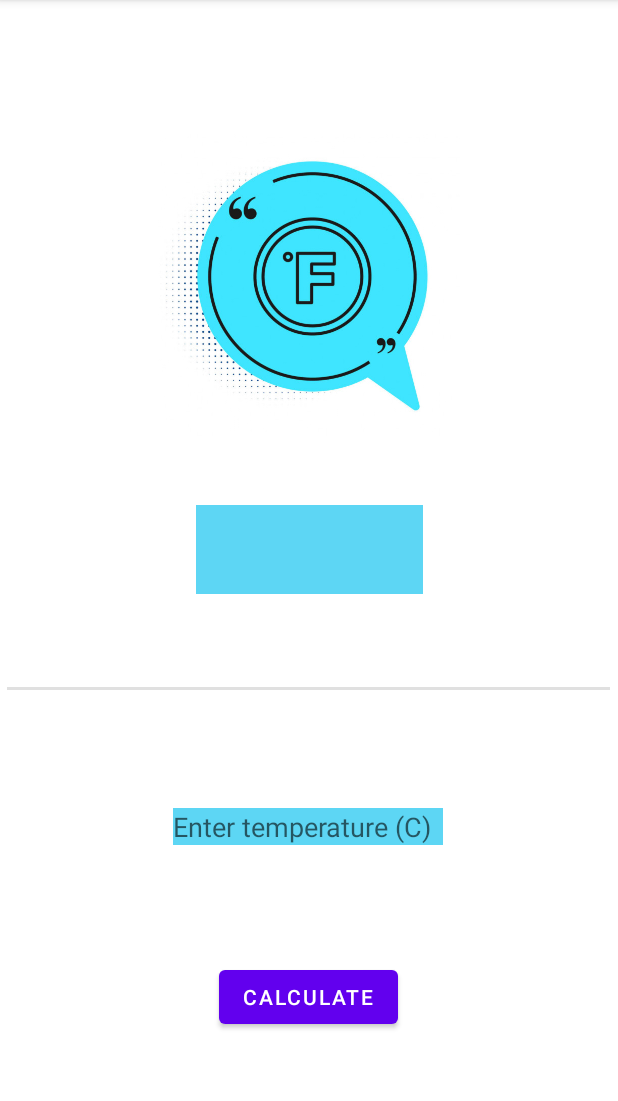
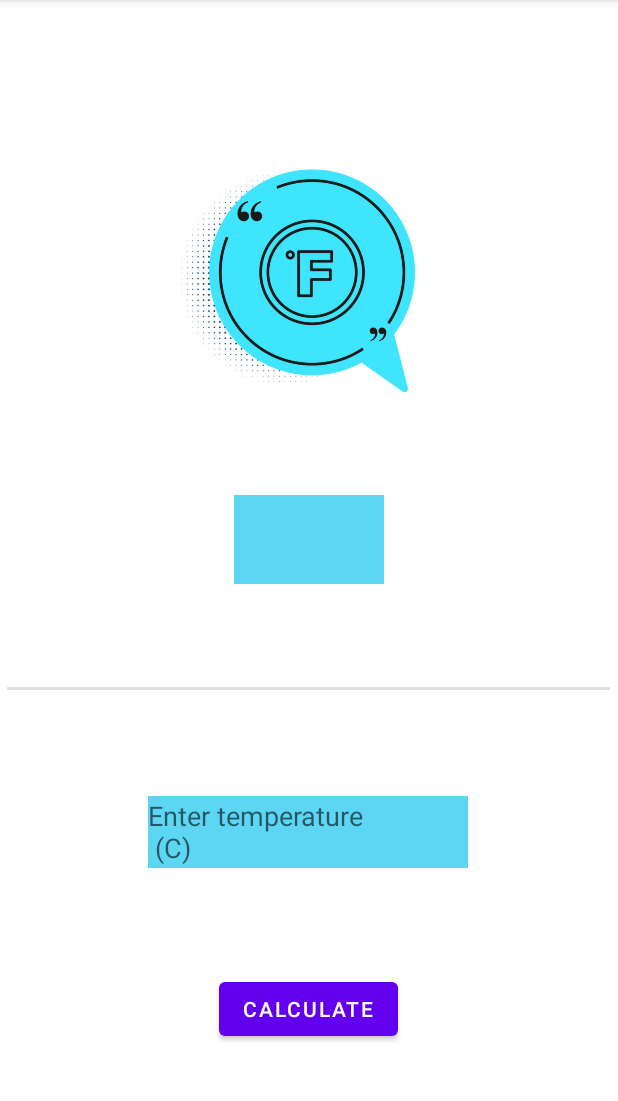
Before and after one commit to cainlouis/Temperature_Converter, an Android app: the screen it shows after launch (MainActivity), on a phone screen of 412 x 824 dp, the part 84-1185 px from its top. Run offline under Robolectric (Android 15) with nearby library versions, the phone set to English and light mode, and no system bars.

Commit message:
add layout and modify code

```diff
--- a/app/src/main/java/com/example/temperatureconverter/MainActivity.kt
+++ b/app/src/main/java/com/example/temperatureconverter/MainActivity.kt
@@ -22,11 +22,13 @@ class MainActivity : AppCompatActivity() {
         result = findViewById(R.id.ResultTextView)
 
         button.setOnClickListener {
+            try{
                 var input = userInput.text.toString().toDouble()
                 val minTemp = -50
                 val maxTemp = 50
                 if ((input > maxTemp) || (input < minTemp)) {
-                displayToast()
+
+                    displayToast(R.string.error_message)
                 }
                 else {
                     var fahrenheit = calculateTemperature(input)
@@ -34,6 +36,13 @@ class MainActivity : AppCompatActivity() {
                     result.text = roundFahrenheit
                     displayImage(input)
                 }
+            }
+            catch (e : NumberFormatException){
+
+                displayToast(R.string.error_dot)
+            }
+
+
         }
 
     }
@@ -44,8 +53,8 @@ class MainActivity : AppCompatActivity() {
     }
 
     //Display the toast message
-    private fun displayToast() {
-        val errorMessage = Toast.makeText(this, R.string.error_message, Toast.LENGTH_SHORT)
+    private fun displayToast(msg : Int) {
+        val errorMessage = Toast.makeText(this, msg, Toast.LENGTH_SHORT)
         errorMessage.show()
     }
 
--- /dev/null
+++ b/app/src/main/res/layout-sw600dp/activity_main.xml
@@ -0,0 +1,60 @@
+<?xml version="1.0" encoding="utf-8"?>
+<androidx.constraintlayout.widget.ConstraintLayout xmlns:android="http://schemas.android.com/apk/res/android"
+    xmlns:app="http://schemas.android.com/apk/res-auto"
+    xmlns:tools="http://schemas.android.com/tools"
+    android:layout_width="match_parent"
+    android:layout_height="match_parent"
+    tools:context=".MainActivity">
+
+    <EditText
+        android:id="@+id/InputTextNumber"
+        style="@style/widthSize.EditText"
+        android:layout_marginBottom="100dp"
+        android:layout_width="200dp"
+        android:layout_height="100dp"
+        android:textSize="25dp"
+        android:ems="10"
+        android:hint="@string/hint_editText"
+        android:inputType="number"
+        android:minHeight="48dp"
+        app:layout_constraintBottom_toBottomOf="parent"
+        app:layout_constraintEnd_toStartOf="@+id/CalculateButton"
+        app:layout_constraintHorizontal_bias="0.5"
+        app:layout_constraintStart_toStartOf="parent" />
+
+    <Button
+        android:id="@+id/CalculateButton"
+        android:layout_width="200dp"
+        android:layout_height="100dp"
+        android:layout_marginBottom="100dp"
+        android:text="@string/calculate_btn"
+        app:layout_constraintBottom_toBottomOf="parent"
+        app:layout_constraintEnd_toEndOf="parent"
+        app:layout_constraintHorizontal_bias="0.5"
+        app:layout_constraintStart_toEndOf="@+id/InputTextNumber" />
+
+    <TextView
+        android:id="@+id/ResultTextView"
+        style="@style/widthSize.TextView1"
+        android:layout_width="200dp"
+        android:layout_height="100dp"
+        android:textSize="25dp"
+        app:layout_constraintBottom_toTopOf="@+id/InputTextNumber"
+        app:layout_constraintEnd_toStartOf="@+id/imageView"
+        app:layout_constraintHorizontal_bias="0.5"
+        app:layout_constraintStart_toStartOf="parent"
+        app:layout_constraintTop_toTopOf="parent" />
+
+    <ImageView
+        android:id="@+id/imageView"
+        android:layout_width="205dp"
+        android:layout_height="201dp"
+        android:clickable="false"
+        app:layout_constraintBottom_toTopOf="@+id/CalculateButton"
+        app:layout_constraintEnd_toEndOf="parent"
+        app:layout_constraintHorizontal_bias="0.5"
+        app:layout_constraintStart_toEndOf="@+id/ResultTextView"
+        app:layout_constraintTop_toTopOf="parent"
+        app:srcCompat="@drawable/default_img" />
+
+</androidx.constraintlayout.widget.ConstraintLayout>
--- a/app/src/main/res/layout/activity_main.xml
+++ b/app/src/main/res/layout/activity_main.xml
@@ -13,6 +13,7 @@
         android:ems="10"
         android:hint="@string/hint_editText"
         android:inputType="number"
+        android:minHeight="48dp"
         app:layout_constraintBottom_toTopOf="@+id/CalculateButton"
         app:layout_constraintEnd_toEndOf="parent"
         app:layout_constraintHorizontal_bias="0.497"
@@ -49,6 +50,7 @@
         android:id="@+id/ResultTextView"
         style="@style/widthSize.TextView1"
         android:layout_height="59dp"
+        android:layout_width="100dp"
         android:layout_marginTop="24dp"
         android:layout_marginBottom="40dp"
         android:textSize="32sp"
@@ -60,7 +62,7 @@
     <ImageView
         android:id="@+id/imageView"
         android:layout_width="205dp"
-        android:layout_height="201dp"
+        android:layout_height="180dp"
         android:clickable="false"
         app:layout_constraintBottom_toTopOf="@+id/divider"
         app:layout_constraintEnd_toEndOf="parent"
--- a/app/src/main/res/values/strings.xml
+++ b/app/src/main/res/values/strings.xml
@@ -1,6 +1,7 @@
 <resources>
     <string name="app_name">TemperatureConverter</string>
-    <string name="hint_editText">Enter temperature (C)</string>
+    <string name="hint_editText">Enter temperature\n (C)</string>
     <string name="calculate_btn">Calculate</string>
     <string name="error_message">Enter a number between -50 and 50</string>
+    <string name="error_dot">This is not number</string>
 </resources>
--- a/app/src/main/res/values/syles.xml
+++ b/app/src/main/res/values/syles.xml
@@ -9,7 +9,6 @@
     <style name="widthSize.EditText" >
         <item name="android:textColor">#D4F1F4</item>
         <item name="android:background">#5DD6F4</item>
-        <item name="android:layout_width">180dp</item>
         <item name="android:digits">0123456789-.</item>
         <item name="android:singleLine">true</item>
     </style>
@@ -17,7 +16,6 @@
     <style name="widthSize.TextView1">
         <item name="android:textColor">#D4F1F4</item>
         <item name="android:background">#5DD6F4</item>
-        <item name="android:layout_width">151dp</item>
     </style>
 
 
```
Lines whose indentation alone changed are shown as unchanged.
